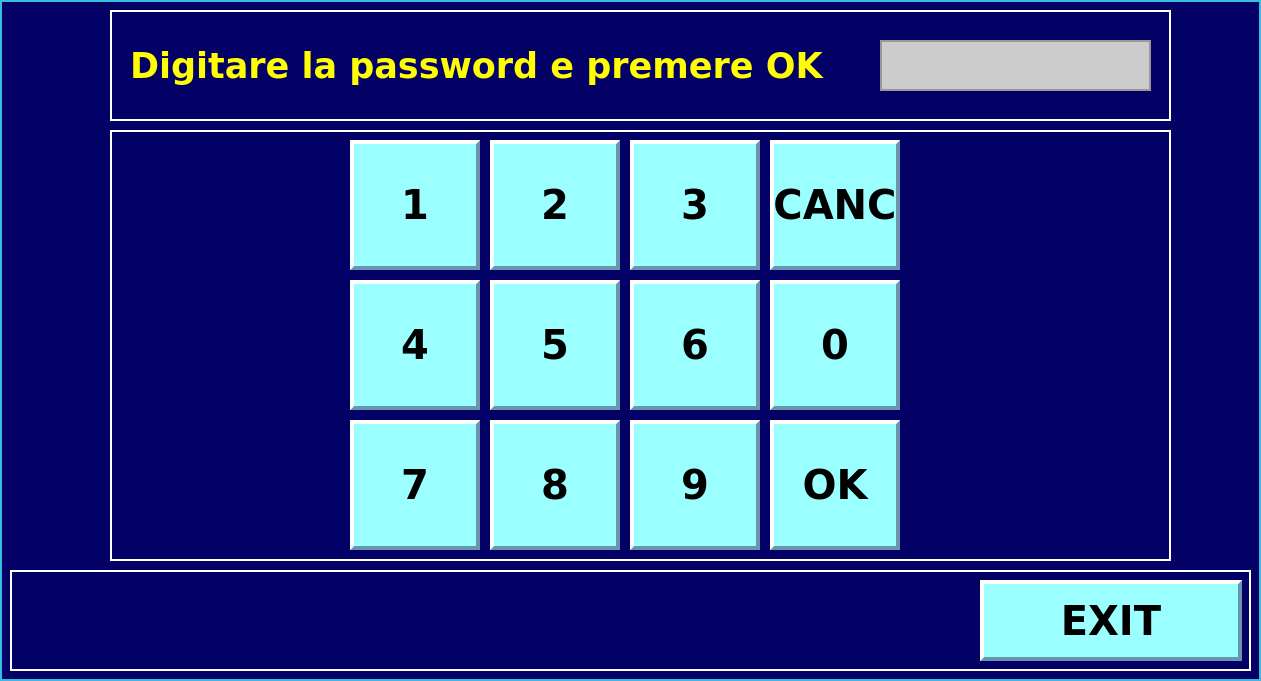
infermita/sampleatm, file password.ui: the form before one commit.
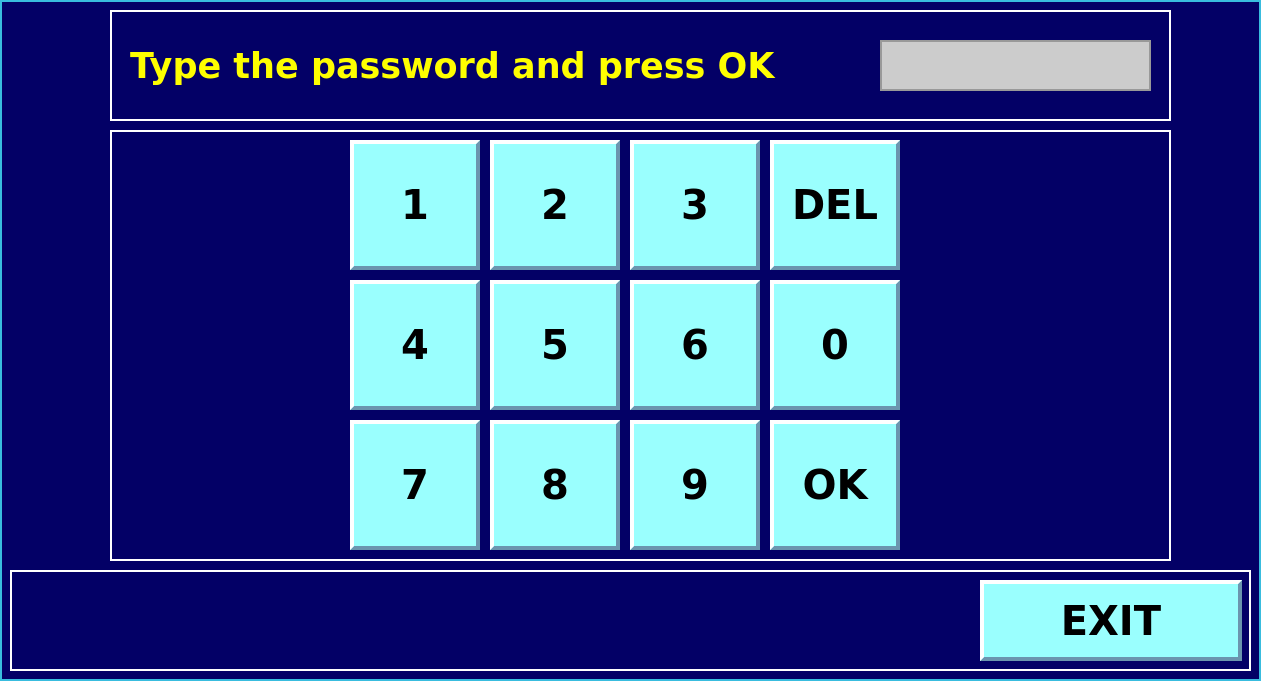
The form after the commit.

Commit message: modified:   conduct.cpp 	modified:   conduct.ui 	modified:   data.cpp 	modified:   data.ui 	modified:   instruments.cpp 	modified:   instruments.ui 	modified:   lib/constant.h 	modified:   main.cpp 	modified:   mainwindow.cpp 	modified:   password.cpp 	modified:   password.h 	modified:   password.ui 	modified:   settings.ui 	translate_en_EN.qm 	translate_en_EN.ts 	translate_it_IT.qm 	translate_it_IT.ts

```diff
--- a/password.ui
+++ b/password.ui
@@ -65,7 +65,7 @@
      <string notr="true">QLabel {border:none }</string>
     </property>
     <property name="text">
-     <string>Digitare la password e premere OK</string>
+     <string>Type the password and press OK</string>
     </property>
    </widget>
    <widget class="QLineEdit" name="password">
@@ -329,7 +329,7 @@
      </font>
     </property>
     <property name="text">
-     <string>CANC</string>
+     <string>DEL</string>
     </property>
    </widget>
    <widget class="QPushButton" name="zero">
```
Left out of the diff: 20 changed lines with no effect on the pictures. The commit also changes 13 other files.
